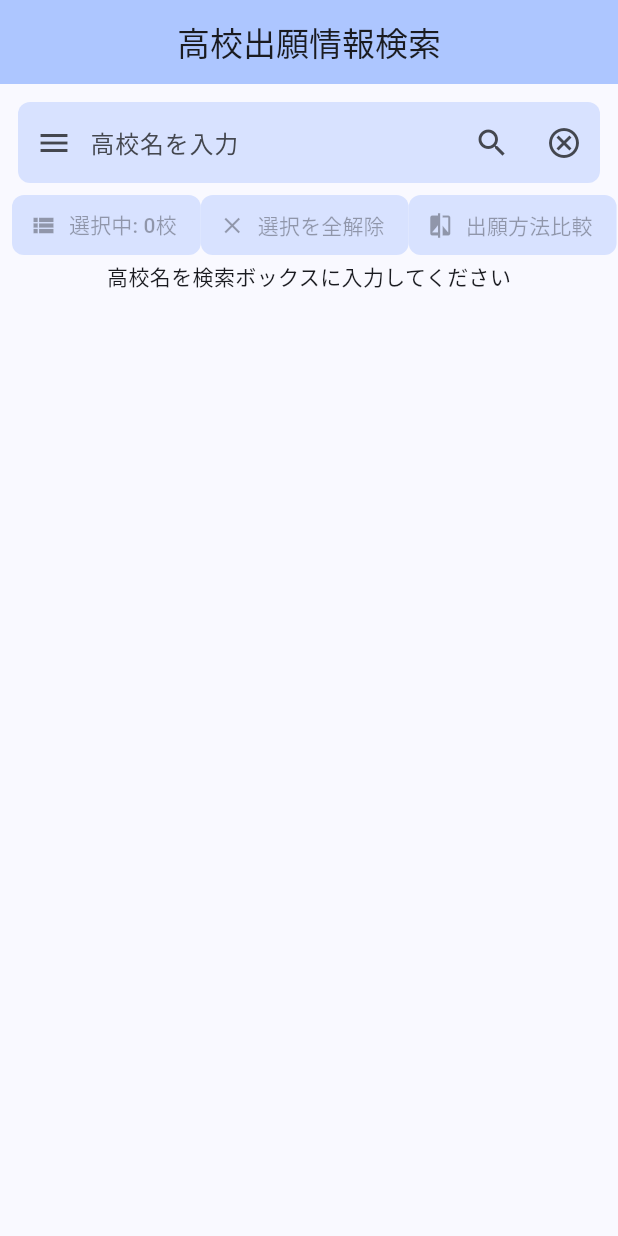
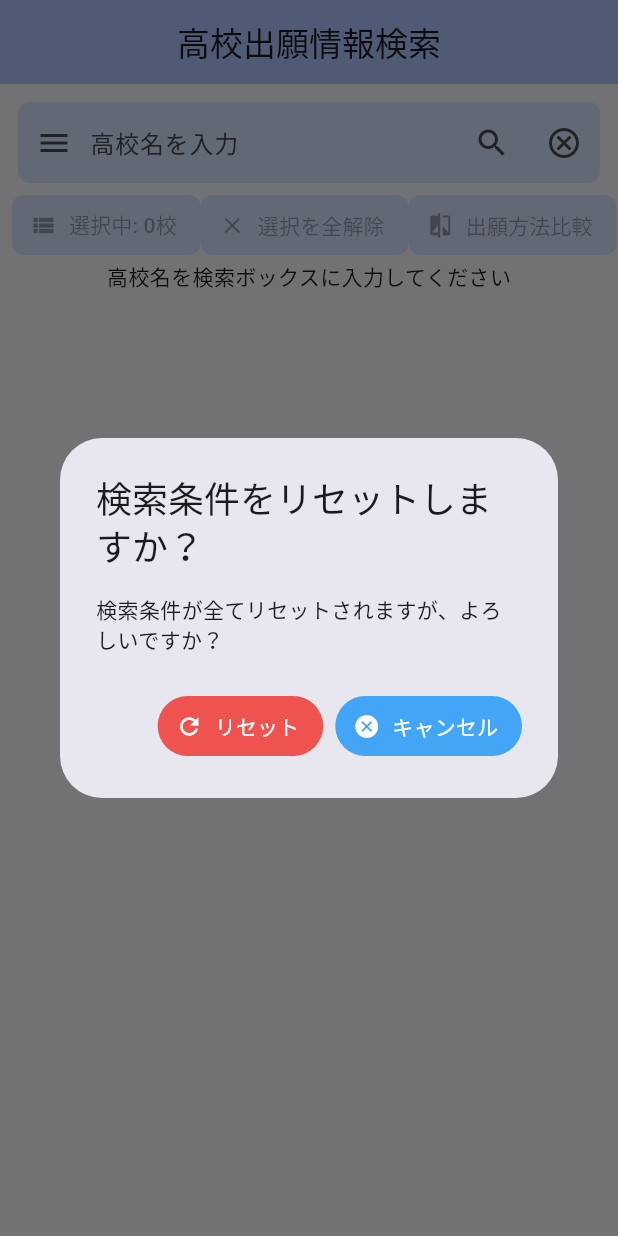
Before and after one commit to aurora1530/schoolApplicationHelper, a Flutter app: the screen it shows after launch, after a tap on the "cancel" icon, on a phone screen of 412 x 824 dp. Run offline on Flutter 3.47's test engine with Material 3 defaults, Android fonts, the phone set to English and light mode, and no system bars.

Commit message:
feat: 検索条件のリセット時に警告を追加

```diff
--- a/frontend/lib/widgets/search/highschool_search_box.dart
+++ b/frontend/lib/widgets/search/highschool_search_box.dart
@@ -1,4 +1,5 @@
 import 'package:flutter/material.dart';
+import 'package:school_application_helper/utils/dialog.dart';
 
 class HighSchoolSearchBox extends StatelessWidget {
   const HighSchoolSearchBox({
@@ -43,7 +44,19 @@ class HighSchoolSearchBox extends StatelessWidget {
             },
           ),
           IconButton(
-              onPressed: refreshSearch, icon: const Icon(Icons.cancel_outlined))
+              onPressed: () {
+                showWarnDialog(
+                  context: context,
+                  title: '検索条件をリセットしますか？',
+                  content: '検索条件が全てリセットされますが、よろしいですか？',
+                  confirmText: 'リセット',
+                  cancelText: 'キャンセル',
+                  onConfirm: () {
+                    refreshSearch();
+                  },
+                );
+              },
+              icon: const Icon(Icons.cancel_outlined))
         ],
       ),
     );
```
